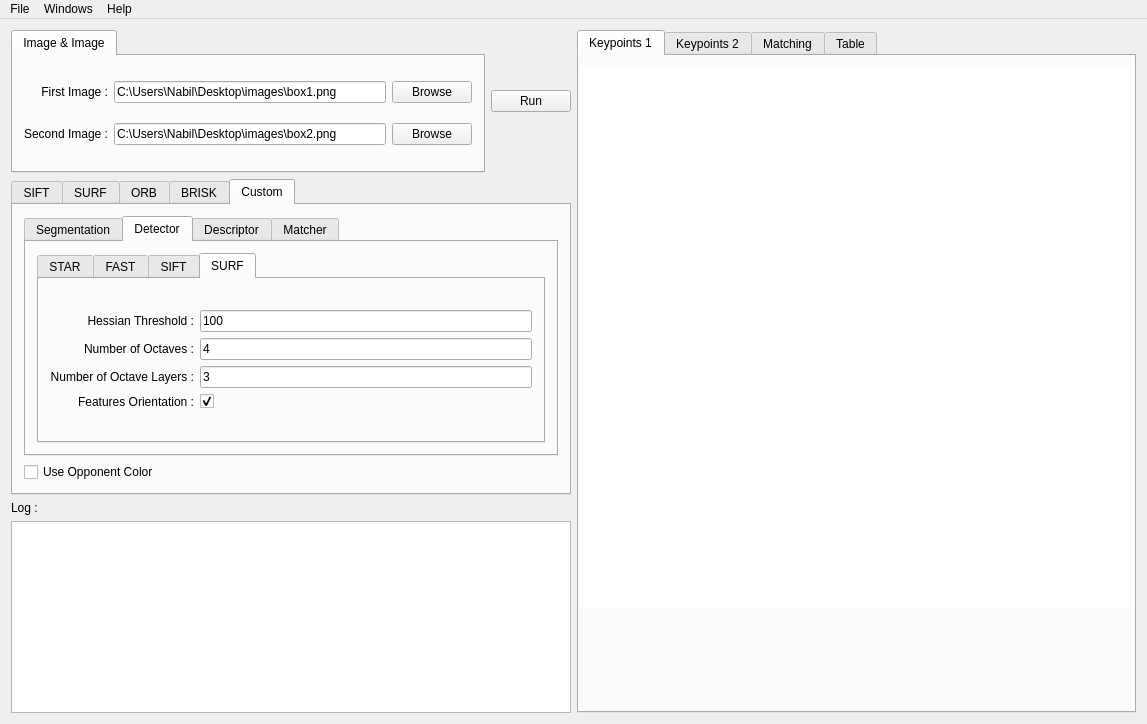
The window that source_code/mainwindow.ui (Aissa94/PFE_Project) describes before a commit, drawn with Qt 5.
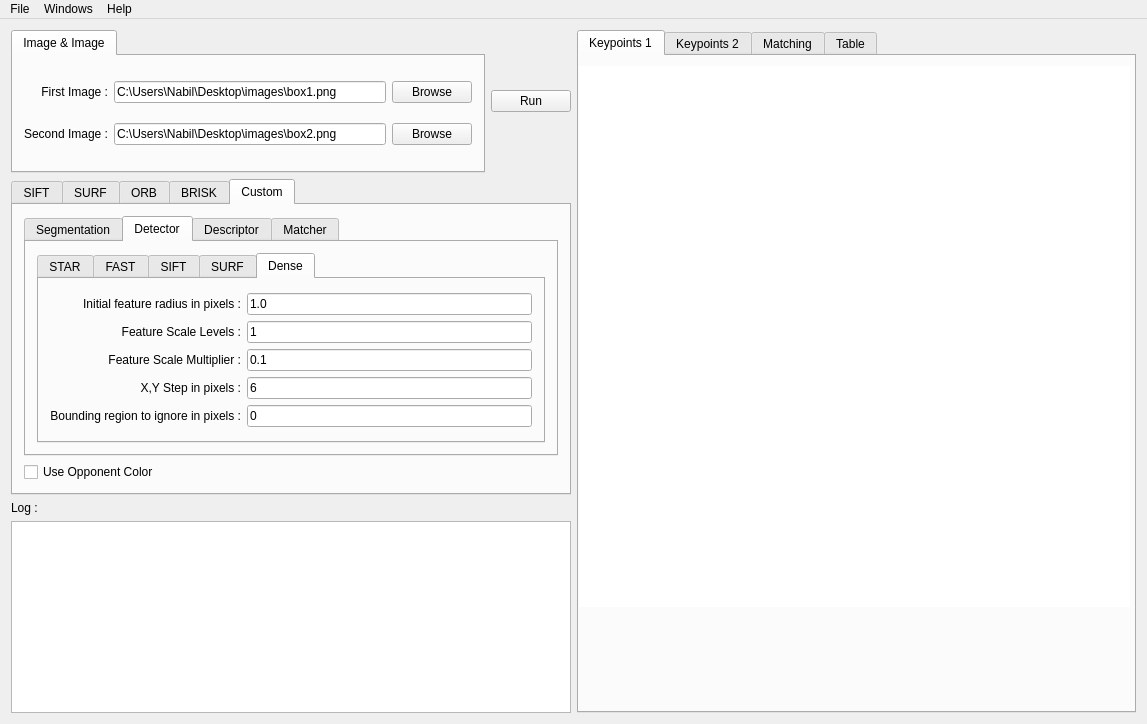
The same window after the commit. The open tabs and pages were chosen to show the change.

```diff
--- a/source_code/mainwindow.ui
+++ b/source_code/mainwindow.ui
@@ -719,7 +719,7 @@
             <item row="0" column="0">
              <widget class="QTabWidget" name="detectorTabs">
               <property name="currentIndex">
-               <number>3</number>
+               <number>4</number>
               </property>
               <widget class="QWidget" name="tabDetectorStar">
                <property name="toolTip">
@@ -1137,6 +1137,122 @@
                 </item>
                </layout>
               </widget>
+              <widget class="QWidget" name="tabDetectorDENSE">
+               <attribute name="title">
+                <string>Dense</string>
+               </attribute>
+               <attribute name="toolTip">
+                <string>Generation of image features which are distributed densely and regularly over the image. The detector generates several levels (in the amount of featureScaleLevels) of features. Features of each level are located in the nodes of a regular grid over the image (excluding the image boundary of given size). The level parameters (a feature scale, a node size, a size of boundary) are multiplied by featureScaleMul with level index growing depending on input flags: Feature scale is multiplied always.
+The grid node size is multiplied if varyXyStepWithScale is true.
+Size of image boundary is multiplied if varyImgBoundWithScale is true.</string>
+               </attribute>
+               <layout class="QGridLayout" name="gridLayout_17">
+                <item row="0" column="0">
+                 <layout class="QGridLayout" name="detectorDenseParams">
+                  <item row="0" column="0">
+                   <widget class="QLabel" name="detectorDenseInitFeatureScaleLabel">
+                    <property name="text">
+                     <string>Initial feature radius in pixels :</string>
+                    </property>
+               <property name="toolTip">
+                <string>Set the initial KeyPoint feature radius in pixels</string>
+               </property>
+                    <property name="alignment">
+                     <set>Qt::AlignRight|Qt::AlignTrailing|Qt::AlignVCenter</set>
+                    </property>
+                   </widget>
+                  </item>
+                  <item row="0" column="1">
+                   <widget class="QLineEdit" name="detectorDenseInitFeatureScaleText">
+                    <property name="text">
+                     <string>1.0</string>
+                    </property>
+                   </widget>
+                  </item>
+                  <item row="1" column="1">
+                   <widget class="QLineEdit" name="detectorDenseFeatureScaleLevelsText">
+                    <property name="text">
+                     <string>1</string>
+                    </property>
+                   </widget>
+                  </item>
+                  <item row="1" column="0">
+                   <widget class="QLabel" name="detectorDenseFeatureScaleLevelsLabel">
+                    <property name="text">
+                     <string>Feature Scale Levels :</string>
+                    </property>
+               <property name="toolTip">
+                <string>Number of scales overwhich we wish to make keypoints</string>
+               </property>
+                    <property name="alignment">
+                     <set>Qt::AlignRight|Qt::AlignTrailing|Qt::AlignVCenter</set>
+                    </property>
+                   </widget>
+                  </item>
+                  <item row="2" column="0">
+                   <widget class="QLabel" name="detectorDenseFeatureScaleMulLabel">
+                    <property name="text">
+                     <string>Feature Scale Multiplier :</string>
+                    </property>
+               <property name="toolTip">
+                <string>Scale adjustment for initFeatureScale over featureScaleLevels, this scale adjustment can also be applied to the border (initImgBound) and the step size (initxystep). So when we set featureScaleLevels>1 then this multiplier will be applied to successive scales, to adjust feature scale, step and the boundary around the image.</string>
+               </property>
+                    <property name="alignment">
+                     <set>Qt::AlignRight|Qt::AlignTrailing|Qt::AlignVCenter</set>
+                    </property>
+                   </widget>
+                  </item>
+                  <item row="2" column="1">
+                   <widget class="QLineEdit" name="detectorDenseFeatureScaleMulText">
+                    <property name="text">
+                     <string>0.1</string>
+                    </property>
+                   </widget>
+                  </item>
+                  <item row="3" column="0">
+                   <widget class="QLabel" name="detectorDenseInitXyStepLabel">
+                    <property name="text">
+                     <string>X,Y Step in pixels :</string>
+                    </property>
+               <property name="toolTip">
+                <string>Moving column and row step in pixels</string>
+               </property>
+                    <property name="alignment">
+                     <set>Qt::AlignRight|Qt::AlignTrailing|Qt::AlignVCenter</set>
+                    </property>
+                   </widget>
+                  </item>
+                  <item row="3" column="1">
+                   <widget class="QLineEdit" name="detectorDenseInitXyStepText">
+                    <property name="text">
+                     <string>6</string>
+                    </property>
+                   </widget>
+                  </item>
+                  <item row="4" column="0">
+                   <widget class="QLabel" name="detectorDenseInitImgBoundLabel">
+                    <property name="text">
+                     <string>Bounding region to ignore in pixels :</string>
+                    </property>
+               <property name="toolTip">
+                <string>row/col bounding region to ignore around the image (pixels), So a 100x100 image, with an initImgBound of 10, would create keypoints in the central 80x80 portion of the image</string>
+               </property>
+                    <property name="alignment">
+                     <set>Qt::AlignRight|Qt::AlignTrailing|Qt::AlignVCenter</set>
+                    </property>
+                   </widget>
+                  </item>
+                  <item row="4" column="1">
+                   <widget class="QLineEdit" name="detectorDenseInitImgBoundText">
+                    <property name="text">
+                     <string>0</string>
+                    </property>
+                   </widget>
+                  </item>
+                 </layout>
+                </item>
+               </layout>
+              </widget>
              </widget>
             </item>
            </layout>
```
Left out of the diff: 33 changed lines with no effect on the pictures.
